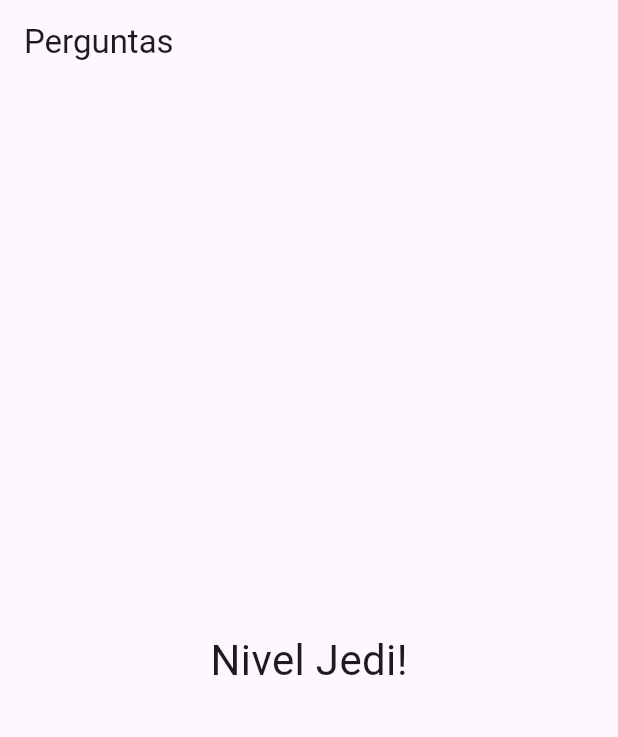
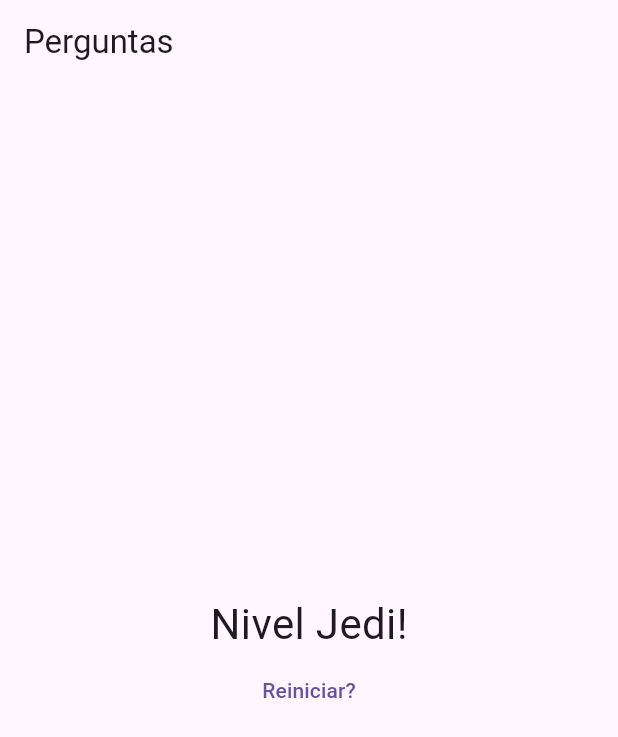
Before and after one commit to tiagors09/projeto_perguntas, a Flutter app: the screen it shows after launch, after a tap on "Preto", after a tap on "Cobra", after a tap on "Leo", on a phone screen of 412 x 824 dp. Shown: the top 737 px of the screen. Run offline on Flutter 3.47's test engine with Material 3 defaults, Android fonts, the phone set to English and light mode, and no system bars.

Commit message:
feat: added reset button and reset function param

```diff
--- a/lib/resultado.dart
+++ b/lib/resultado.dart
@@ -2,8 +2,12 @@ import 'package:flutter/material.dart';
 
 class Resultado extends StatelessWidget {
   final double pontuacao;
+  final void Function() reiniciarQuestionario;
 
-  const Resultado({required this.pontuacao, super.key});
+  const Resultado(
+      {required this.pontuacao,
+      required this.reiniciarQuestionario,
+      super.key});
 
   String get fraseResultado {
     if (pontuacao < 8) {
@@ -19,10 +23,19 @@ class Resultado extends StatelessWidget {
 
   @override
   Widget build(BuildContext context) {
-    return Center(
-        child: Text(
-      fraseResultado,
-      style: const TextStyle(fontSize: 28.0),
-    ));
+    return Column(
+      mainAxisAlignment: MainAxisAlignment.center,
+      children: <Widget>[
+        Center(
+            child: Text(
+          fraseResultado,
+          style: const TextStyle(fontSize: 28.0),
+        )),
+        TextButton(
+          onPressed: reiniciarQuestionario,
+          child: const Text('Reiniciar?'),
+        ),
+      ],
+    );
   }
 }
```
